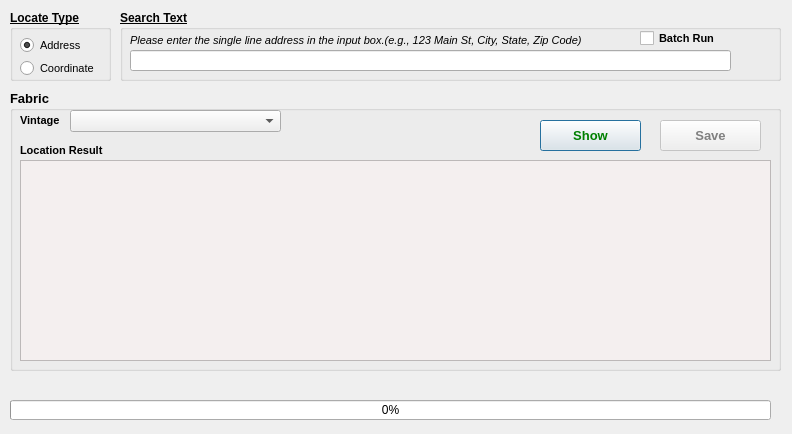
Old version of the form locatefabric_dialog_base.ui in the repository costquestassociates/cqafabric_QGIS.
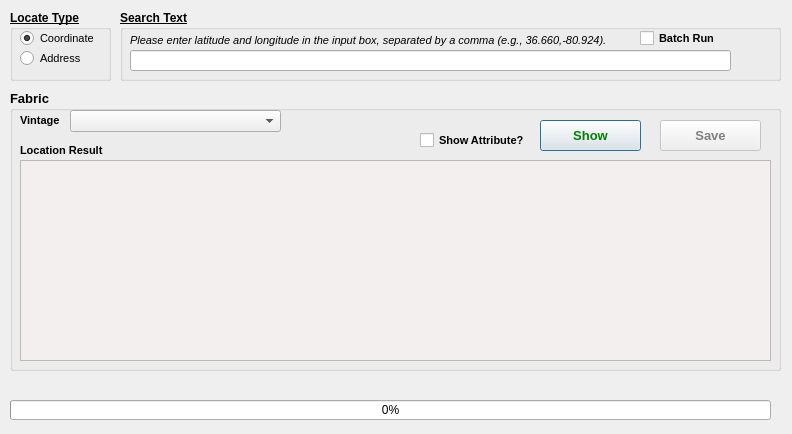
New version of the form. Icons and pictures are not drawn. Custom widgets are drawn as their Qt base class.

Commit message: Add checkbox for attribute display and update input instructions

Patch:
```diff
--- a/locatefabric_dialog_base.ui
+++ b/locatefabric_dialog_base.ui
@@ -209,6 +209,29 @@
      </size>
     </property>
    </widget>
+   <widget class="QCheckBox" name="checkBox_attribute">
+    <property name="geometry">
+     <rect>
+      <x>410</x>
+      <y>40</y>
+      <width>121</width>
+      <height>20</height>
+     </rect>
+    </property>
+    <property name="font">
+     <font>
+      <pointsize>8</pointsize>
+      <weight>75</weight>
+      <italic>false</italic>
+      <bold>true</bold>
+      <underline>false</underline>
+      <strikeout>false</strikeout>
+     </font>
+    </property>
+    <property name="text">
+     <string>Show Attribute?</string>
+    </property>
+   </widget>
   </widget>
   <widget class="QGroupBox" name="groupBox">
    <property name="geometry">
@@ -239,7 +262,7 @@
     <property name="geometry">
      <rect>
       <x>10</x>
-      <y>50</y>
+      <y>20</y>
       <width>76</width>
       <height>17</height>
      </rect>
@@ -258,7 +281,7 @@
      <string>Coordinate</string>
     </property>
     <property name="checked">
-     <bool>false</bool>
+     <bool>true</bool>
     </property>
     <property name="autoExclusive">
      <bool>true</bool>
@@ -271,7 +294,7 @@
     <property name="geometry">
      <rect>
       <x>10</x>
-      <y>27</y>
+      <y>40</y>
       <width>76</width>
       <height>17</height>
      </rect>
@@ -290,7 +313,7 @@
      <string>Address</string>
     </property>
     <property name="checked">
-     <bool>true</bool>
+     <bool>false</bool>
     </property>
     <property name="autoExclusive">
      <bool>false</bool>
@@ -391,7 +414,7 @@
      </font>
     </property>
     <property name="text">
-     <string>Please enter the single line address in the input box.(e.g., 123 Main St, City, State, Zip Code)</string>
+     <string>Please enter latitude and longitude in the input box, separated by a comma (e.g., 36.660,-80.924).</string>
     </property>
    </widget>
    <widget class="QgsFileWidget" name="mQgsFileWidget">
```
